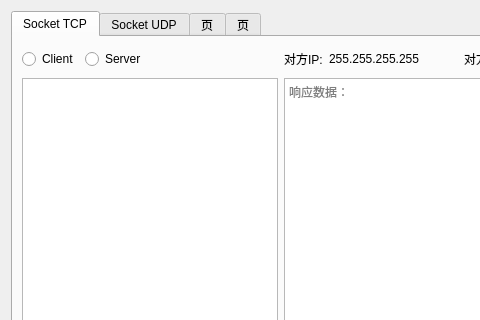
Above: PythonProjects/OmronOfficeSystem/communication/CommunicationUi.ui from MmMmMqianq/OmronOfficeSystem before the change; both pictures show x 0 to 480 and y 0 to 320 of the 1151 by 909 pixel window. Below: the same form after it.
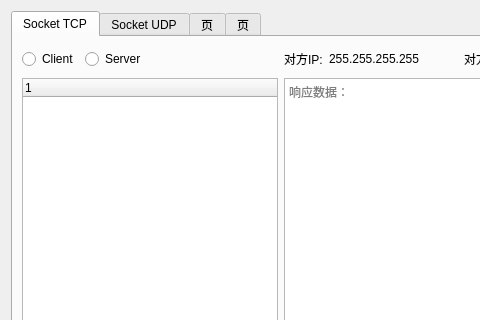
That is the form after the change. Icons and pictures are not drawn.

Diff of the .ui file:
```diff
--- a/PythonProjects/OmronOfficeSystem/communication/CommunicationUi.ui
+++ b/PythonProjects/OmronOfficeSystem/communication/CommunicationUi.ui
@@ -150,9 +150,6 @@
            </property>
           </widget>
          </item>
-         <item row="1" column="0" rowspan="3" colspan="2">
-          <widget class="QListWidget" name="CSList"/>
-         </item>
          <item row="4" column="0">
           <spacer name="horizontalSpacer_6">
            <property name="orientation">
@@ -430,6 +427,15 @@
            </property>
           </widget>
          </item>
+         <item row="1" column="0" rowspan="3" colspan="2">
+          <widget class="QTreeWidget" name="CSList">
+           <column>
+            <property name="text">
+             <string notr="true">1</string>
+            </property>
+           </column>
+          </widget>
+         </item>
         </layout>
        </item>
       </layout>
```
